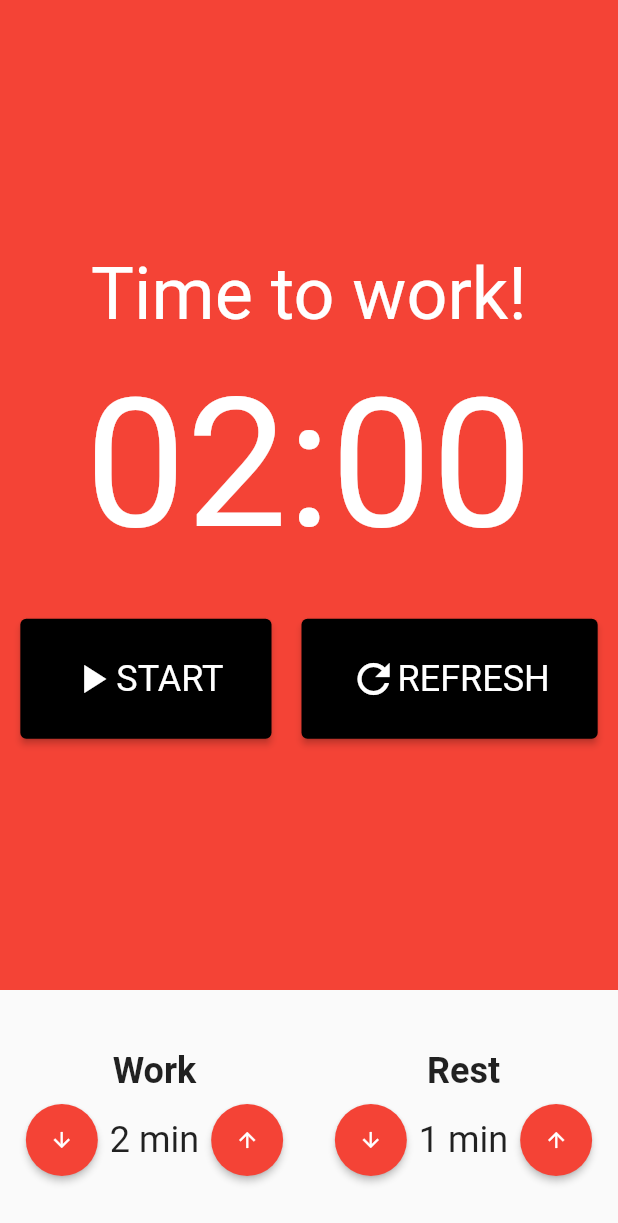
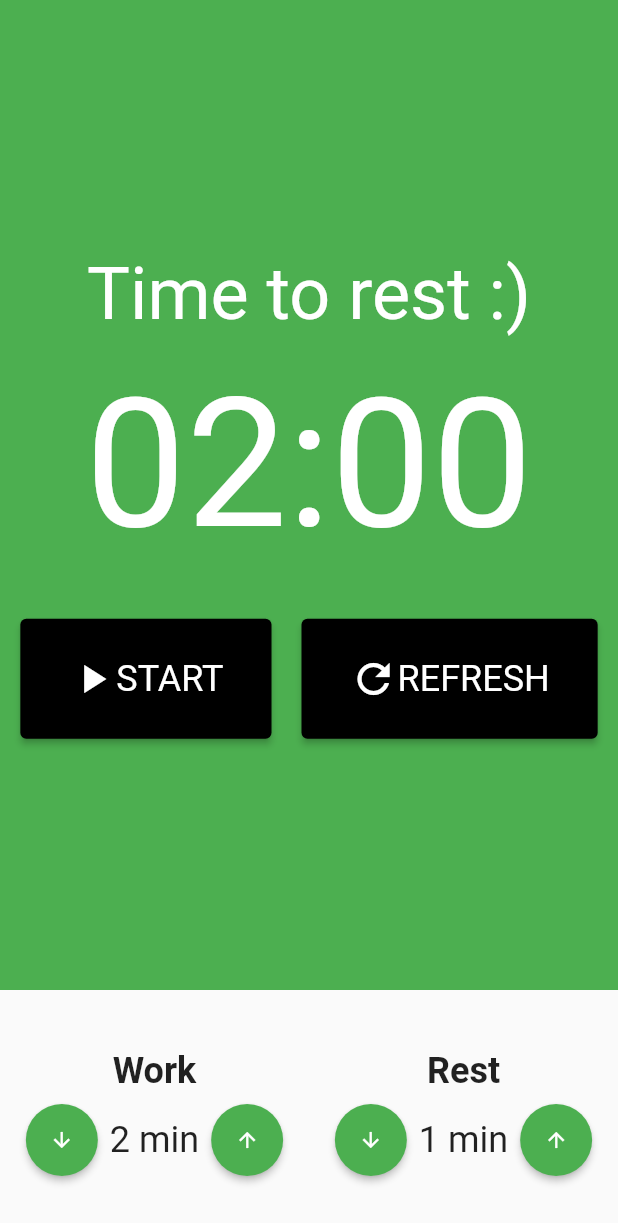
Before and after one commit to jon-coder/Pomodoro, a Flutter app: the screen it shows after launch, on a phone screen of 412 x 824 dp. Shown: the top 1223 px of the screen. Run offline on Flutter 3.47's test engine with Material 2 defaults, Android fonts, the phone set to English and light mode, and no system bars; our stand-ins replace flutter_mobx, google_fonts, mobx; generated files the repository leaves out were written again; Roboto replaces fonts that are missing (Oxygen).

Commit message:
🧩: set logic to change app color

```diff
--- a/lib/components/time_in.dart
+++ b/lib/components/time_in.dart
@@ -1,5 +1,7 @@
 import 'package:flutter/material.dart';
 import 'package:google_fonts/google_fonts.dart';
+import 'package:pomodoro/store/pomodoro_store.dart';
+import 'package:provider/provider.dart';
 
 class TimeIn extends StatelessWidget {
   final String title;
@@ -17,6 +19,8 @@ class TimeIn extends StatelessWidget {
 
   @override
   Widget build(BuildContext context) {
+    final store = Provider.of<PomodoroStore>(context);
+
     return Column(
       mainAxisAlignment: MainAxisAlignment.center,
       children: [
@@ -36,7 +40,7 @@ class TimeIn extends StatelessWidget {
               style: ElevatedButton.styleFrom(
                 shape: const CircleBorder(),
                 padding: const EdgeInsets.all(16),
-                primary: Colors.red,
+                primary: store.isWorking() ? Colors.red : Colors.green,
               ),
               child: const Icon(
                 Icons.arrow_downward,
@@ -53,7 +57,7 @@ class TimeIn extends StatelessWidget {
               style: ElevatedButton.styleFrom(
                 shape: const CircleBorder(),
                 padding: const EdgeInsets.all(16),
-                primary: Colors.red,
+                primary: store.isWorking() ? Colors.red : Colors.green,
               ),
               child: const Icon(
                 Icons.arrow_upward,
--- a/lib/components/timer.dart
+++ b/lib/components/timer.dart
@@ -13,12 +13,12 @@ class Timer extends StatelessWidget {
     final store = Provider.of<PomodoroStore>(context);
 
     return Container(
-      color: Colors.red,
+      color: store.isWorking() ? Colors.red : Colors.green,
       child: Column(
         mainAxisAlignment: MainAxisAlignment.center,
         children: [
           Text(
-            'Time to work!',
+            store.isWorking() ? 'Time to work!' : 'Time to rest :)',
             style: GoogleFonts.oxygen(
               fontSize: 48,
               color: Colors.white,
--- a/lib/store/pomodoro_store.dart
+++ b/lib/store/pomodoro_store.dart
@@ -4,7 +4,18 @@ part 'pomodoro_store.g.dart';
 
 class PomodoroStore = _PomodoroStore with _$PomodoroStore;
 
+enum BreakTipe {
+  work,
+  rest,
+}
+
 abstract class _PomodoroStore with Store {
+  @observable
+  BreakTipe breakType = BreakTipe.rest;
+
+  bool isWorking() => breakType == BreakTipe.work;
+  bool isResting() => breakType == BreakTipe.rest;
+
   @observable
   int minutes = 2;
   @observable
```
